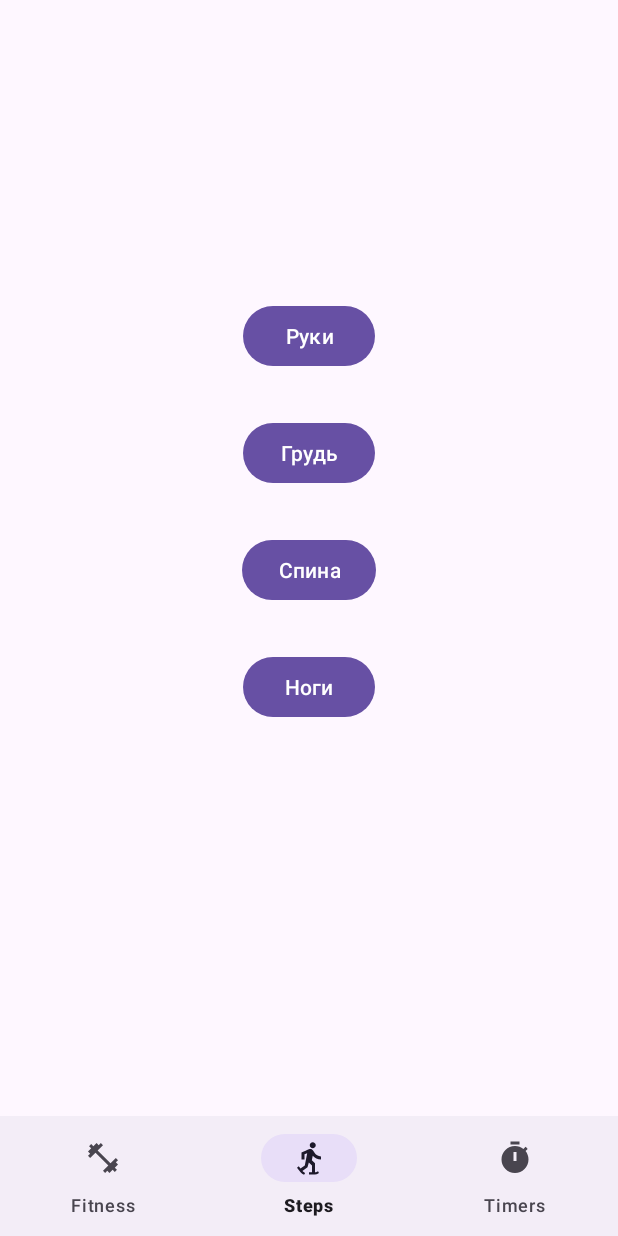
After one commit to Vexyzy/AllInOneFitness, an Android app: the fragment FitnessFragment placed in its activity, on a phone screen of 412 x 824 dp. The commit adds this screen. Run offline under Robolectric (Android 15) with nearby library versions, the phone set to English and light mode, and no system bars; our stand-ins replace Room's generated code; libraries missing offline, so code that uses them is left out: com.mikhaellopez.circularprogressbar.

Commit message:
tomato ver

```diff
--- a/app/build.gradle
+++ b/app/build.gradle
@@ -43,6 +43,8 @@ dependencies {
     implementation 'androidx.appcompat:appcompat:1.4.1'
     implementation 'com.google.android.material:material:1.5.0'
     implementation 'androidx.constraintlayout:constraintlayout:2.1.3'
+    implementation 'androidx.legacy:legacy-support-v4:1.0.0'
+    implementation 'androidx.lifecycle:lifecycle-livedata-ktx:2.7.0'
     testImplementation 'junit:junit:4.13.2'
     androidTestImplementation 'androidx.test.ext:junit:1.1.3'
     androidTestImplementation 'androidx.test.espresso:espresso-core:3.4.0'
--- a/app/src/main/AndroidManifest.xml
+++ b/app/src/main/AndroidManifest.xml
@@ -17,6 +17,9 @@
         android:supportsRtl="true"
         android:theme="@style/Theme.AllinoneFitness"
         tools:targetApi="31">
+        <activity
+            android:name=".exerciseList.ListOfExercises"
+            android:exported="false" />
         <activity
             android:name=".timer.TimerSettings"
             android:exported="false" />
--- a/app/src/main/java/com/example/all_in_one_fitness/MainActivity.kt
+++ b/app/src/main/java/com/example/all_in_one_fitness/MainActivity.kt
@@ -1,21 +1,12 @@
 package com.example.all_in_one_fitness
 
-import android.content.Context
-import android.hardware.Sensor
-import android.hardware.SensorEvent
-import android.hardware.SensorEventListener
-import android.hardware.SensorManager
-import android.os.AsyncTask
 import android.os.Bundle
-import android.util.Log
-import android.widget.TextView
 import androidx.appcompat.app.AppCompatActivity
 import androidx.fragment.app.Fragment
-import com.example.all_in_one_fitness.fragment.StepsFragment
+import com.example.all_in_one_fitness.fitness.FitnessFragment
+import com.example.all_in_one_fitness.steps.StepsFragment
 import com.example.all_in_one_fitness.timer.TimerFragment
 import com.google.android.material.bottomnavigation.BottomNavigationView
-import com.mikhaellopez.circularprogressbar.CircularProgressBar
-import java.sql.Time
 
 
 class MainActivity : AppCompatActivity(){
@@ -25,6 +16,8 @@ class MainActivity : AppCompatActivity(){
         setContentView(R.layout.activity_main)
 
         val bottomNavigation: BottomNavigationView = findViewById(R.id.bottomNavigation)
+        replaceFragment(StepsFragment())
+        bottomNavigation.selectedItemId = R.id.nav_steps
 
         if(TimerFragment.isNewTimeSet)
         {
@@ -42,6 +35,7 @@ class MainActivity : AppCompatActivity(){
                     replaceFragment(TimerFragment())
                 }
                 R.id.nav_fitnessCenter ->{
+                    replaceFragment(FitnessFragment())
                 }
             }
             true
--- a/app/src/main/java/com/example/all_in_one_fitness/data/StepsDatabase.kt
+++ b/app/src/main/java/com/example/all_in_one_fitness/data/StepsDatabase.kt
@@ -9,7 +9,7 @@ import com.example.all_in_one_fitness.data.Steps
 @Database(entities = [Steps::class], version = 1, exportSchema = false)
 abstract class StepsDatabase : RoomDatabase() {
 
-    abstract fun userDao(): StepsDao
+    abstract fun stepsDao(): StepsDao
 
     companion object {
         @Volatile
--- a/app/src/main/java/com/example/all_in_one_fitness/data/StepsViewModel.kt
+++ b/app/src/main/java/com/example/all_in_one_fitness/data/StepsViewModel.kt
@@ -14,8 +14,8 @@ class StepsViewModel(application: Application): AndroidViewModel(application) {
     private val repository: StepsRepository
 
     init {
-        val userDao = StepsDatabase.getDatabase(application).userDao()
-        repository = StepsRepository(userDao)
+        val stepsDao = StepsDatabase.getDatabase(application).stepsDao()
+        repository = StepsRepository(stepsDao)
         readAllData = repository.readAllData
     }
 
--- /dev/null
+++ b/app/src/main/java/com/example/all_in_one_fitness/data_fitness/FitnessDao.kt
@@ -0,0 +1,23 @@
+package com.example.all_in_one_fitness.data_fitness
+
+import androidx.lifecycle.LiveData
+import androidx.room.Dao
+import androidx.room.Insert
+import androidx.room.OnConflictStrategy
+import androidx.room.Query
+import androidx.room.Update
+
+
+@Dao
+interface FitnessDao {
+
+    @Insert(onConflict = OnConflictStrategy.IGNORE)
+    suspend fun addFitness(fitness: Fitness)
+
+    @Update
+    suspend fun updateFitness(fitness: Fitness)
+
+    @Query("SELECT * FROM fitness_table ORDER BY id ASC")
+    fun readAllData(): LiveData<List<Fitness>>
+
+}
--- /dev/null
+++ b/app/src/main/java/com/example/all_in_one_fitness/data_fitness/FitnessDatabase.kt
@@ -0,0 +1,34 @@
+package com.example.all_in_one_fitness.data_fitness
+
+import android.content.Context
+import androidx.room.Database
+import androidx.room.Room
+import androidx.room.RoomDatabase
+
+@Database(entities = [Fitness::class], version = 1, exportSchema = false)
+abstract class FitnessDatabase : RoomDatabase() {
+
+    abstract fun fitnessDao(): FitnessDao
+
+    companion object{
+
+        @Volatile
+        private var INSTANCE: FitnessDatabase? = null
+
+        fun getDatabase(context: Context): FitnessDatabase{
+            val tempInstance = INSTANCE
+            if(tempInstance != null){
+                return tempInstance
+            }
+            synchronized(this){
+                val instance = Room.databaseBuilder(
+                    context.applicationContext,
+                    FitnessDatabase::class.java,
+                    "fitness_table"
+                ).build()
+                INSTANCE = instance
+                return instance
+            }
+        }
+    }
+}
--- /dev/null
+++ b/app/src/main/java/com/example/all_in_one_fitness/data_fitness/FitnessRepository.kt
@@ -0,0 +1,16 @@
+package com.example.all_in_one_fitness.data_fitness
+
+import androidx.lifecycle.LiveData
+
+class FitnessRepository(private val fitnessDao: FitnessDao) {
+
+    val readAllData: LiveData<List<Fitness>> = fitnessDao.readAllData()
+
+    suspend fun addFitness(fitness: Fitness){
+        fitnessDao.addFitness(fitness)
+    }
+
+    suspend fun updateFitness(fitness: Fitness){
+        fitnessDao.updateFitness(fitness)
+    }
+}
--- /dev/null
+++ b/app/src/main/java/com/example/all_in_one_fitness/data_fitness/FitnessViewModel.kt
@@ -0,0 +1,32 @@
+package com.example.all_in_one_fitness.data_fitness
+
+import android.app.Application
+import androidx.lifecycle.AndroidViewModel
+import androidx.lifecycle.LiveData
+import androidx.lifecycle.viewModelScope
+import kotlinx.coroutines.Dispatchers
+import kotlinx.coroutines.launch
+
+class FitnessViewModel(application: Application): AndroidViewModel(application) {
+
+    val readAllData: LiveData<List<Fitness>>
+    private val repository: FitnessRepository
+
+    init{
+        val fitnessDao = FitnessDatabase.getDatabase(application).fitnessDao()
+        repository = FitnessRepository(fitnessDao)
+        readAllData = repository.readAllData
+    }
+
+    fun addFitness(fitness: Fitness){
+        viewModelScope.launch(Dispatchers.IO){
+            repository.addFitness(fitness)
+        }
+    }
+
+    fun updateSteps(fitness: Fitness){
+        viewModelScope.launch(Dispatchers.IO) {
+            repository.updateFitness(fitness)
+        }
+    }
+}
--- /dev/null
+++ b/app/src/main/java/com/example/all_in_one_fitness/exerciseList/ListAdapter.kt
@@ -0,0 +1,4 @@
+package com.example.all_in_one_fitness.exerciseList
+
+class ListAdapter {
+}
--- /dev/null
+++ b/app/src/main/java/com/example/all_in_one_fitness/exerciseList/ListData.kt
@@ -0,0 +1,4 @@
+package com.example.all_in_one_fitness.exerciseList
+
+class ListData {
+}
--- /dev/null
+++ b/app/src/main/java/com/example/all_in_one_fitness/fitness/FitnessFragment.kt
@@ -0,0 +1,78 @@
+package com.example.all_in_one_fitness.fitness
+
+import android.content.Context
+import android.hardware.Sensor
+import android.hardware.SensorEvent
+import android.hardware.SensorManager
+import android.os.Build
+import android.os.Bundle
+import android.view.LayoutInflater
+import android.view.View
+import android.view.ViewGroup
+import android.widget.Button
+import android.widget.TextView
+import android.widget.Toast
+import androidx.annotation.RequiresApi
+import androidx.fragment.app.Fragment
+import androidx.lifecycle.Observer
+import androidx.lifecycle.ViewModelProvider
+import com.example.all_in_one_fitness.R
+import com.example.all_in_one_fitness.data.MonthConverter
+import com.example.all_in_one_fitness.data.Steps
+import com.example.all_in_one_fitness.data_fitness.Fitness
+import com.example.all_in_one_fitness.data_fitness.FitnessViewModel
+import com.example.roomapp.data.StepsViewModel
+import com.mikhaellopez.circularprogressbar.CircularProgressBar
+import java.time.LocalDate
+
+
+
+class FitnessFragment : Fragment(){
+
+    private lateinit var buttonArms: Button
+    private lateinit var buttonBreast: Button
+    private lateinit var buttonBeak: Button
+    private lateinit var buttonLegs: Button
+
+    private lateinit var mFitnessViewModel: FitnessViewModel
+
+    override fun onCreateView(
+        inflater: LayoutInflater, container: ViewGroup?,
+        savedInstanceState: Bundle?,
+
+        ): View? {
+        return inflater.inflate(R.layout.fragment_fitness, container, false)
+    }
+
+    @RequiresApi(Build.VERSION_CODES.O)
+    override fun onViewCreated(view: View, savedInstanceState: Bundle?) {
+        super.onViewCreated(view, savedInstanceState)
+
+        buttonArms = requireView().findViewById(R.id.buttonArms)
+        buttonBreast = requireView().findViewById(R.id.buttonBreast)
+        buttonBeak = requireView().findViewById(R.id.buttonBack)
+        buttonLegs = requireView().findViewById(R.id.buttonLegs)
+
+        mFitnessViewModel = ViewModelProvider(this)[FitnessViewModel::class.java]
+
+        buttonArms.setOnClickListener {
+
+        }
+    }
+
+    override fun onResume() {
+        super.onResume()
+
+    }
+
+    private fun insertToDatabase(){
+        val fitnessDB = Fitness(
+            0,
+            "Руки",
+            "Стандартые сокращение с гантелями",
+            "Делаем так",
+            "https://google.com"
+        )
+        mFitnessViewModel.addFitness(fitnessDB)
+    }
+}
--- a/app/src/main/java/com/example/all_in_one_fitness/fragment/StepsFragment.kt
+++ b/app/src/main/java/com/example/all_in_one_fitness/steps/StepsFragment.kt
@@ -1,4 +1,4 @@
-package com.example.all_in_one_fitness.fragment
+package com.example.all_in_one_fitness.steps
 
 import android.content.Context
 import android.hardware.Sensor
@@ -16,18 +16,13 @@ import androidx.annotation.RequiresApi
 import androidx.fragment.app.Fragment
 import androidx.lifecycle.Observer
 import androidx.lifecycle.ViewModelProvider
-import androidx.lifecycle.lifecycleScope
 import com.example.all_in_one_fitness.R
 import com.example.all_in_one_fitness.data.MonthConverter
 import com.example.all_in_one_fitness.data.Steps
 import com.example.roomapp.data.StepsViewModel
 import com.mikhaellopez.circularprogressbar.CircularProgressBar
-import kotlinx.coroutines.ObsoleteCoroutinesApi
-import kotlinx.coroutines.launch
-import java.security.KeyStore.TrustedCertificateEntry
 import java.time.LocalDate
-import java.time.Month
-import kotlin.reflect.typeOf
+
 
 
 class StepsFragment : Fragment(), SensorEventListener{
@@ -41,7 +36,6 @@ class StepsFragment : Fragment(), SensorEventListener{
     private var listSteps = emptyList<Steps>()
     private var databaseDate: LocalDate? = null
     private lateinit var localDate: LocalDate
-
 
     private lateinit var textSteps: TextView
     private lateinit var progressCircularProgressBar: CircularProgressBar
@@ -57,8 +51,9 @@ class StepsFragment : Fragment(), SensorEventListener{
     override fun onViewCreated(view: View, savedInstanceState: Bundle?) {
         super.onViewCreated(view, savedInstanceState)
         sensorManager = requireActivity().getSystemService(Context.SENSOR_SERVICE) as SensorManager
-        mStepsViewModel = ViewModelProvider(this).get(StepsViewModel::class.java)
-        //insertToDatabase(0f, 2020, "March", 1)
+        mStepsViewModel = ViewModelProvider(this)[StepsViewModel::class.java]
+//        insertToDatabase(0f, 2020, "MARCH", 1)
+//        onSensorChanged(null)
     }
 
     override fun onResume() {
@@ -82,13 +77,18 @@ class StepsFragment : Fragment(), SensorEventListener{
             setData(steps)
             textSteps = requireView().findViewById(R.id.stepsCounter)
             progressCircularProgressBar = requireView().findViewById(R.id.progress_circular)
-
             totalSteps = event!!.values[0]
             if(localDate > databaseDate)
             {
                 //SET NEW DATE IN DB
                 //SET PREV TOTAL STEPS IN DB
-                val updateSteps = Steps(1, localDate.year, localDate.month.toString(), localDate.dayOfMonth, totalSteps)
+                val updateSteps = Steps(
+                    1,
+                    localDate.year,
+                    localDate.month.toString(),
+                    localDate.dayOfMonth,
+                    totalSteps
+                )
                 mStepsViewModel.updateSteps(updateSteps)
             }
             val currentSteps = totalSteps.toInt() - listSteps[0].totalSteps.toInt()
@@ -112,7 +112,11 @@ class StepsFragment : Fragment(), SensorEventListener{
     private fun setData(steps: List<Steps>){
         listSteps = steps
 
-        databaseDate = LocalDate.of(listSteps[0].year, MonthConverter.toMonth(listSteps[0].month), listSteps[0].day)
+        databaseDate = LocalDate.of(
+            listSteps[0].year,
+            MonthConverter.toMonth(listSteps[0].month),
+            listSteps[0].day
+        )
         localDate = LocalDate.now()
     }
     override fun onAccuracyChanged(p0: Sensor?, p1: Int) {
--- /dev/null
+++ b/app/src/main/res/layout/fragment_fitness.xml
@@ -0,0 +1,49 @@
+<?xml version="1.0" encoding="utf-8"?>
+<androidx.constraintlayout.widget.ConstraintLayout xmlns:android="http://schemas.android.com/apk/res/android"
+    xmlns:app="http://schemas.android.com/apk/res-auto"
+    xmlns:tools="http://schemas.android.com/tools"
+    android:layout_width="match_parent"
+    android:layout_height="match_parent"
+    tools:context=".fitness.FitnessFragment">
+
+    <Button
+        android:id="@+id/buttonArms"
+        android:layout_width="wrap_content"
+        android:layout_height="wrap_content"
+        android:layout_marginTop="200dp"
+        android:text="Руки"
+        app:layout_constraintEnd_toEndOf="parent"
+        app:layout_constraintStart_toStartOf="parent"
+        app:layout_constraintTop_toTopOf="parent" />
+
+    <Button
+        android:id="@+id/buttonBreast"
+        android:layout_width="wrap_content"
+        android:layout_height="wrap_content"
+        android:layout_marginTop="30dp"
+        android:text="Грудь"
+        app:layout_constraintEnd_toEndOf="parent"
+        app:layout_constraintStart_toStartOf="parent"
+        app:layout_constraintTop_toBottomOf="@+id/buttonArms" />
+
+    <Button
+        android:id="@+id/buttonBack"
+        android:layout_width="wrap_content"
+        android:layout_height="wrap_content"
+        android:layout_marginTop="30dp"
+        android:text="Спина"
+        app:layout_constraintEnd_toEndOf="parent"
+        app:layout_constraintStart_toStartOf="parent"
+        app:layout_constraintTop_toBottomOf="@+id/buttonBreast" />
+
+    <Button
+        android:id="@+id/buttonLegs"
+        android:layout_width="wrap_content"
+        android:layout_height="wrap_content"
+        android:layout_marginTop="30dp"
+        android:text="Ноги"
+        app:layout_constraintEnd_toEndOf="parent"
+        app:layout_constraintStart_toStartOf="parent"
+        app:layout_constraintTop_toBottomOf="@+id/buttonBack" />
+
+</androidx.constraintlayout.widget.ConstraintLayout>
--- a/app/src/main/res/layout/fragment_steps.xml
+++ b/app/src/main/res/layout/fragment_steps.xml
@@ -24,10 +24,11 @@
     <TextView
         android:layout_width="wrap_content"
         android:layout_height="wrap_content"
-        android:text="Version Tiger 2"
+        android:text="Version Tomato"
         android:textSize="20sp"
         app:layout_constraintStart_toStartOf="parent"
         app:layout_constraintTop_toTopOf="parent" />
+
     <TextView
         android:id="@+id/stepsCounter"
         android:layout_width="wrap_content"
```
Also changed, not shown: app/src/main/java/com/example/all_in_one_fitness/data_fitness/Fitness.kt (added, +15 -0 lines), app/src/main/java/com/example/all_in_one_fitness/exerciseList/ListOfExercises.kt (added, +12 -0 lines), app/src/main/res/layout/activity_list_of_exercises.xml (added, +30 -0 lines).
